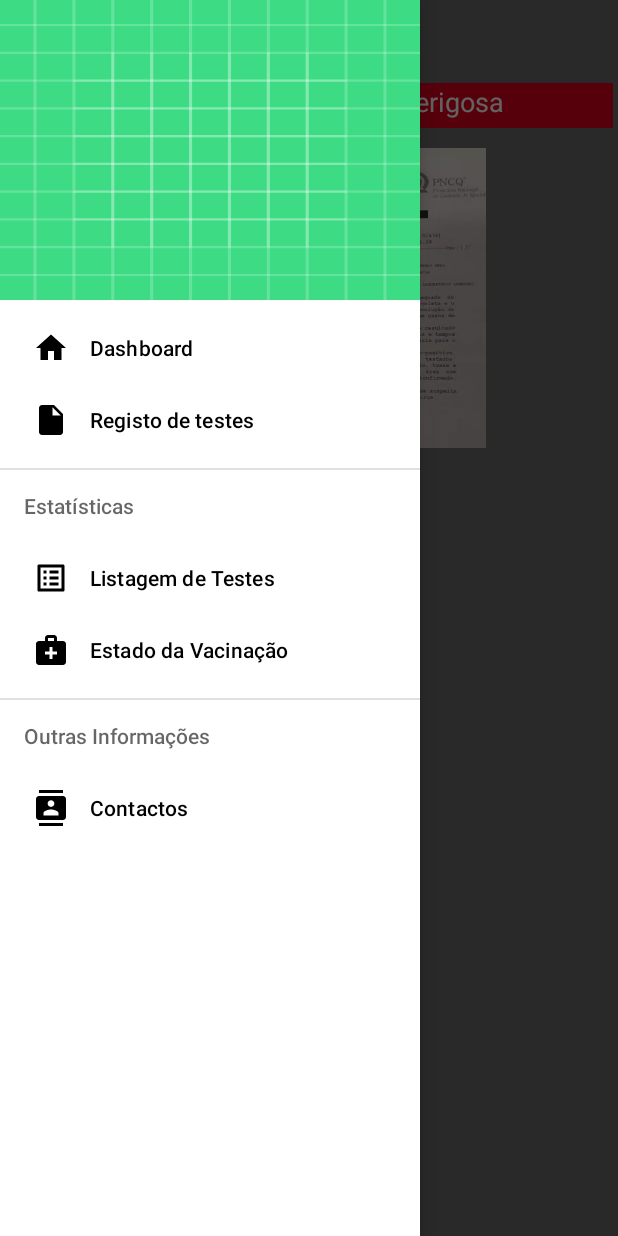
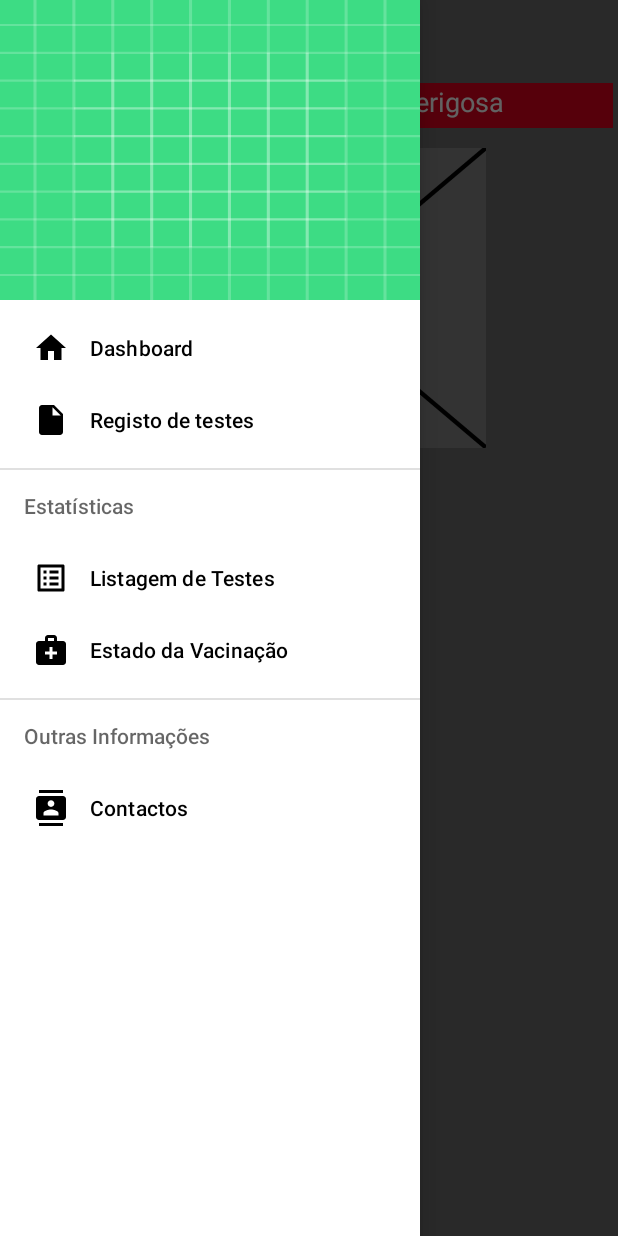
Before and after one commit to nunopenim/ProjetoCM, an Android app: the TesteDetailActivity screen opened directly, with no data from a screen before it, with the side drawer open, on a phone screen of 412 x 824 dp. Run offline under Robolectric (Android 15) with nearby library versions, the phone set to English and light mode, and no system bars; 1 statement that could not run was skipped.

Commit message:
activity_teste_detail: changed the default photo

```diff
--- a/app/src/main/res/layout/activity_teste_detail.xml
+++ b/app/src/main/res/layout/activity_teste_detail.xml
@@ -69,7 +69,7 @@
             android:layout_marginStart="10dp"
             android:layout_marginEnd="10dp"
             android:layout_marginBottom="10dp"
-            android:src="@drawable/teste_sample"
+            android:src="@drawable/teste_empty"
             android:contentDescription="@string/exame" />
 
         <TextView
```
